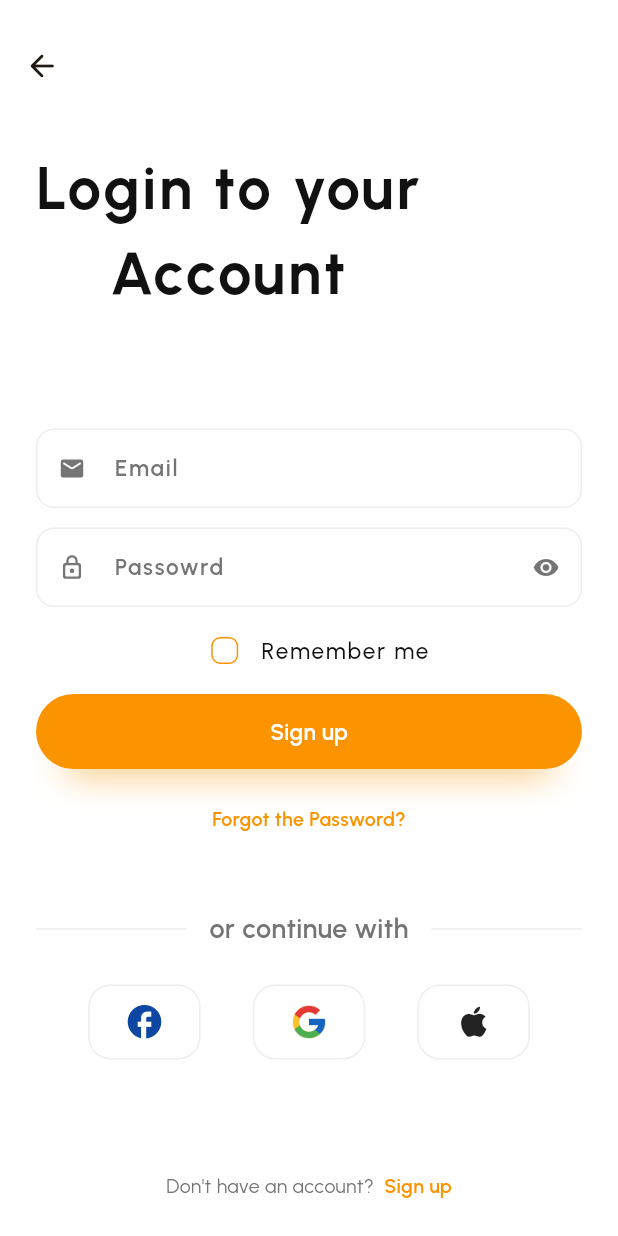
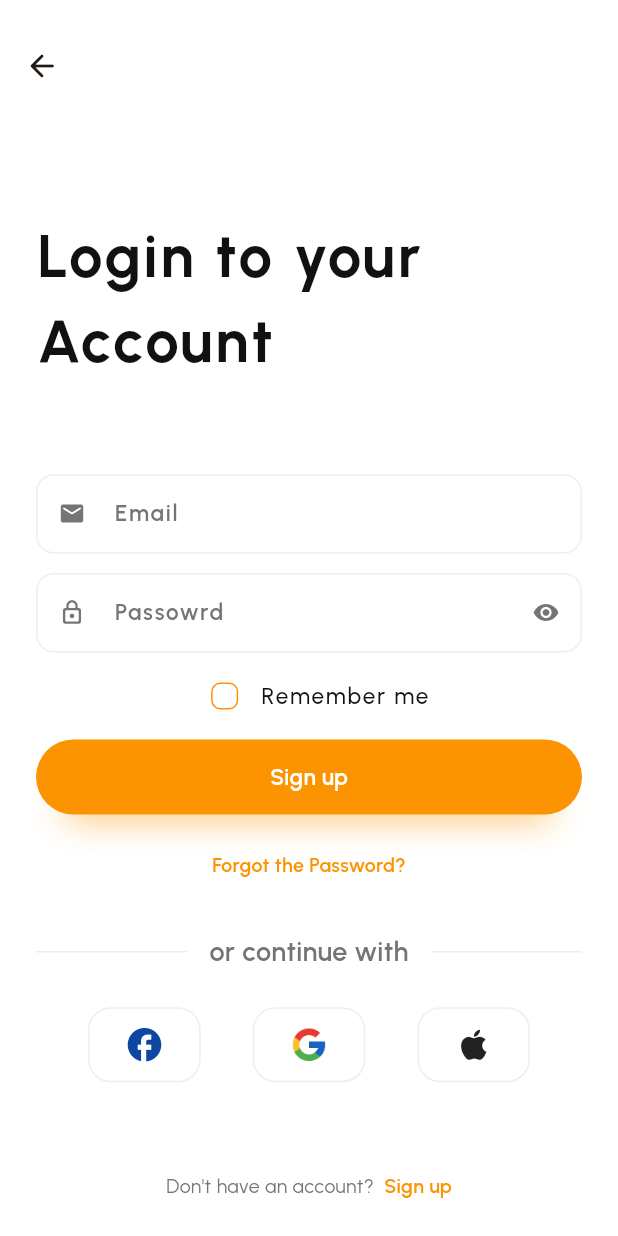
Before and after one commit to Gaurav-Kushwaha-1225/Casca, a Flutter app: the screen it shows after launch, after a tap on "Sign in with password", on a phone screen of 412 x 824 dp. Run offline on Flutter 3.47's test engine with Material 3 defaults, Android fonts, the light colour scheme and no system bars; our stand-ins replace go_router, google_fonts.

Commit message:
UI Updates

```diff
--- a/lib/screens/login_page/loca_widgets/main_text.dart
+++ b/lib/screens/login_page/loca_widgets/main_text.dart
@@ -10,7 +10,7 @@ class MainText extends StatelessWidget {
   Widget build(BuildContext context) {
     return Text(
       text,
-      textAlign: TextAlign.center,
+      textAlign: TextAlign.left,
       style: GoogleFonts.urbanist(
           fontSize: 40,
           fontWeight: FontWeight.w700,
--- a/lib/screens/login_page/login_page_1/login_page_1.dart
+++ b/lib/screens/login_page/login_page_1/login_page_1.dart
@@ -4,12 +4,10 @@ import 'package:casca/screens/login_page/loca_widgets/auth_page_divider.dart';
 import 'package:casca/screens/login_page/loca_widgets/else_signin_signup_options.dart';
 import 'package:casca/screens/login_page/login_page_1/local_widgets/login_with_widget.dart';
 import 'package:casca/screens/login_page/loca_widgets/main_text.dart';
-import 'package:casca/utils/consts.dart';
 import 'package:casca/utils/routes_consts.dart';
 import 'package:casca/widgets/app_bar.dart';
 import 'package:casca/screens/login_page/loca_widgets/screen_width_button.dart';
 import 'package:flutter/material.dart';
-import 'package:google_fonts/google_fonts.dart';
 
 class LoginPage1 extends StatefulWidget {
   const LoginPage1({Key? key}) : super(key: key);
--- a/lib/screens/login_page/login_page_3/login_page_3.dart
+++ b/lib/screens/login_page/login_page_3/login_page_3.dart
@@ -42,9 +42,10 @@ class _LoginPage3State extends State<LoginPage3> {
           mainAxisAlignment: MainAxisAlignment.start,
           crossAxisAlignment: CrossAxisAlignment.start,
           children: [
+            const Expanded(child: SizedBox()),
             Container(
               margin: const EdgeInsets.only(
-                  left: 24, right: 24, bottom: 25, top: 40),
+                  left: 24, right: 24, bottom: 25, top: 50),
               child: const MainText(
                 text: "Login to your\nAccount",
               ),
```
